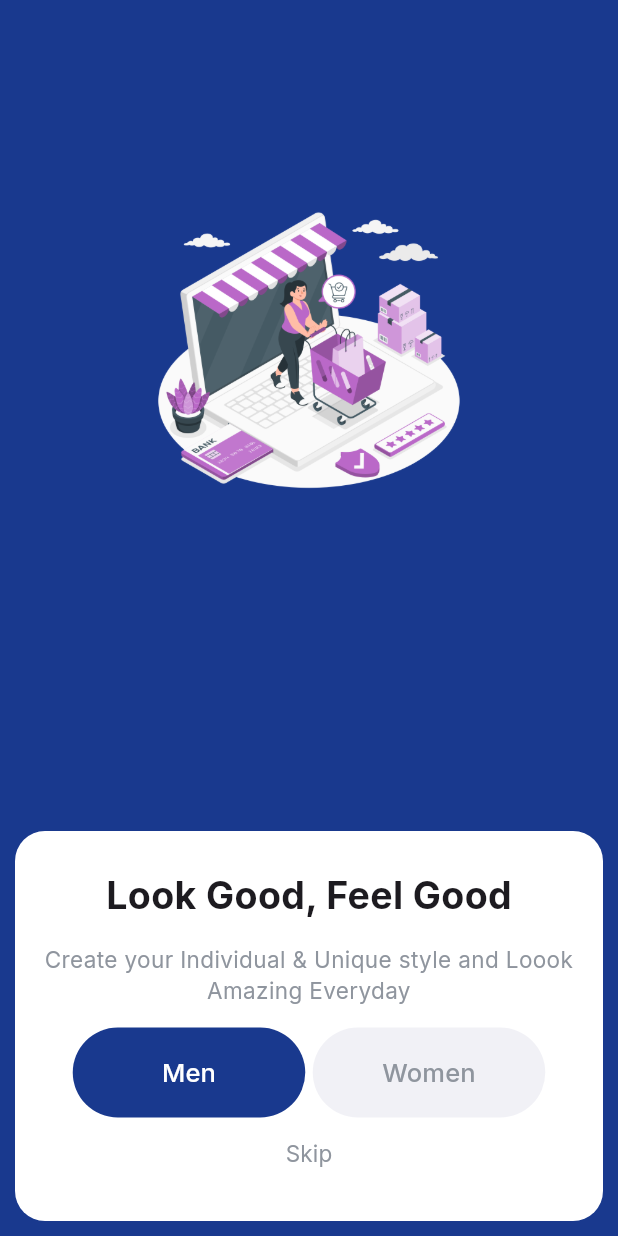
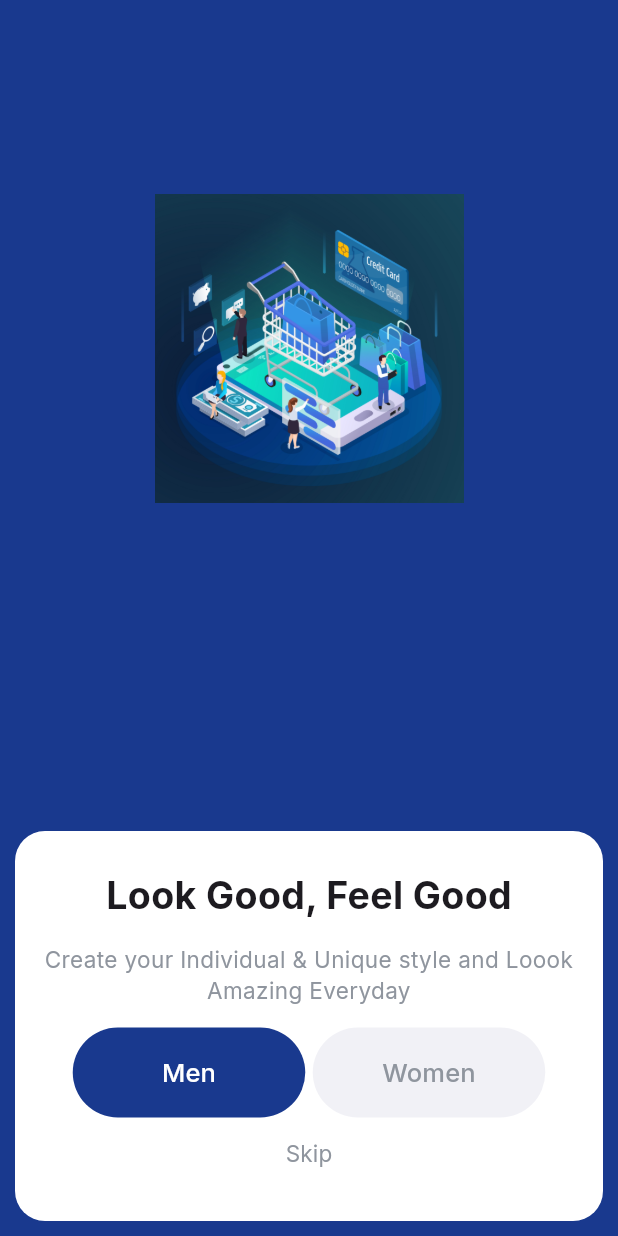
Before and after one commit to Maher-Arafat/Shop-App, a Flutter app: the screen it shows after launch, on a phone screen of 412 x 824 dp. Run offline on Flutter 3.47's test engine with Material 3 defaults, Android fonts, the phone set to English and light mode, and no system bars; our stand-ins replace cached_network_image, cloud_firestore, conditional_builder_null_safety, dartz, dio, feather_icons and 12 more; accounts and stored records are empty.

Commit message:
Modify photo

```diff
--- a/lib/core/resources/assets_manager.dart
+++ b/lib/core/resources/assets_manager.dart
@@ -6,7 +6,7 @@ class AssetsManager {
   static const String googleImage = "assets/images/google.png";
   static const String twitterImage = "assets/images/twitter.png";
   static const String orderConfirmedImage = "assets/images/order_confirmed.png";
-    static const String mapImage = "assets/images/map.png";
+  static const String mapImage = "assets/images/map.png";
 
   static const String bankImage = "assets/images/bank.png";
   static const String paybalImage = "assets/images/paybal.png";
@@ -15,5 +15,5 @@ class AssetsManager {
   static const String visaCard = "assets/images/visa_card.png";
   static const String visa = "assets/images/visa_word.png";
 
-  static const String checkOut = "assets/images/ecommerce_checkout.png";
+  static const String checkOut = "assets/images/checkout.jpg";
 }
```
Also changed, not shown: assets/images/checkout.jpg (added).
